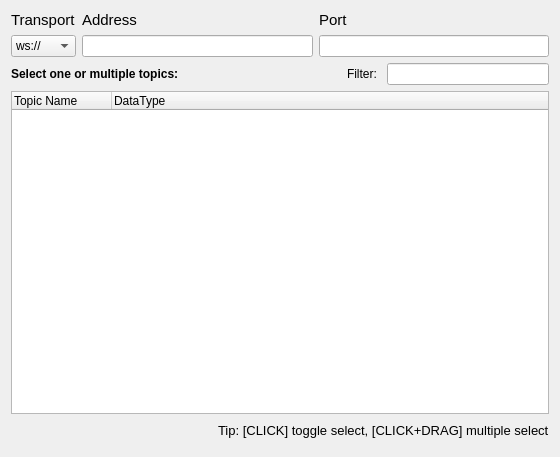
This is plotjuggler_plugins/DataStreamWebsocketBridge/websocket_client.ui in facontidavide/PlotJuggler as Qt 5 draws it before an edit. The edited form follows.
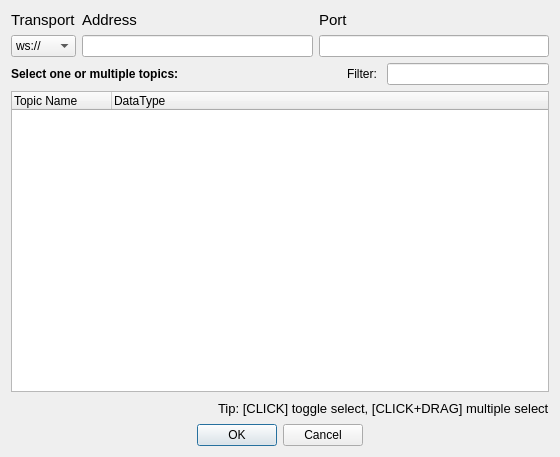
This is the edited form. Custom widgets are drawn as their Qt base class.

Commit message: Fix: No buttons appears solved | Can't select any topics solved

What changed in the file:
```diff
--- a/plotjuggler_plugins/DataStreamWebsocketBridge/websocket_client.ui
+++ b/plotjuggler_plugins/DataStreamWebsocketBridge/websocket_client.ui
@@ -183,7 +183,7 @@
    <item>
     <widget class="QDialogButtonBox" name="buttonBox">
      <property name="standardButtons">
-      <set>QDialogButtonBox::NoButton</set>
+      <set>QDialogButtonBox::Cancel|QDialogButtonBox::Ok</set>
      </property>
      <property name="centerButtons">
       <bool>true</bool>
```
Left out of the diff: 6 changed lines with no effect on the pictures.
